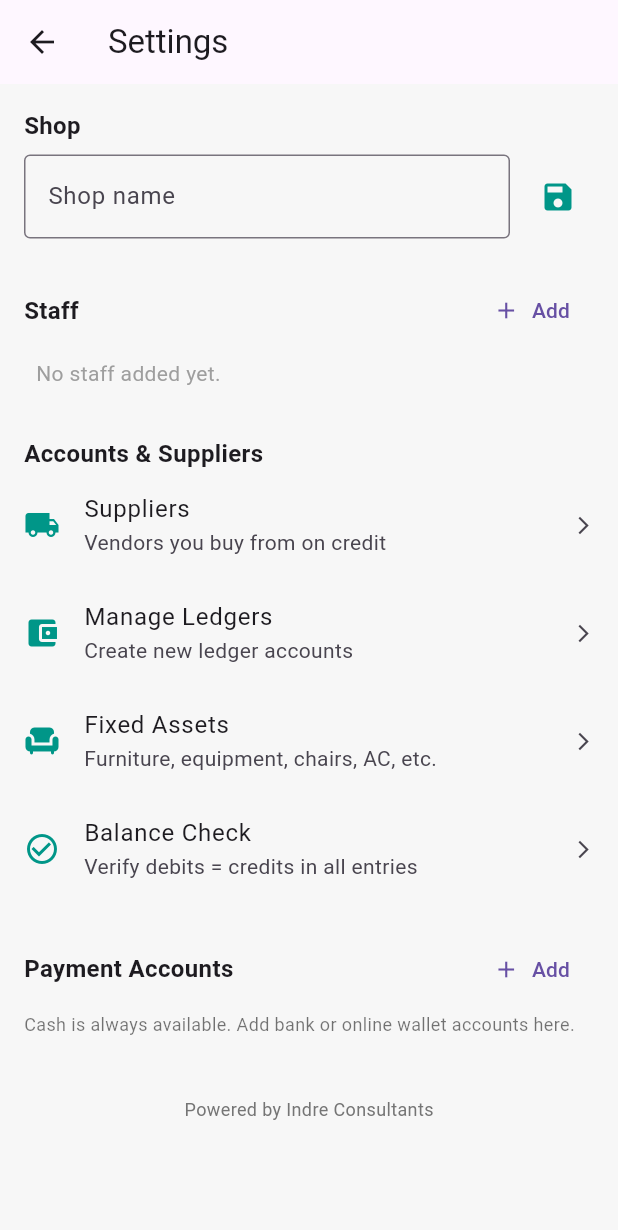
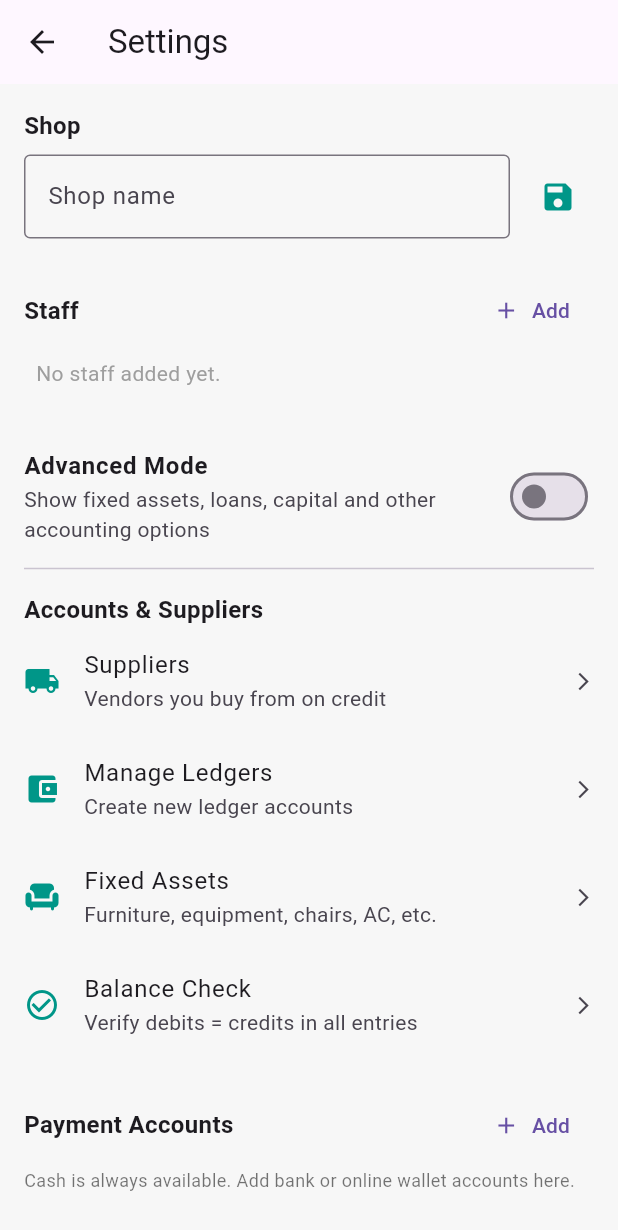
Before and after one commit to ireconsultants/shopbook, a Flutter app: the MainShell screen opened directly, after a tap on the "settings" icon, on a phone screen of 412 x 824 dp. Shown: the top 1230 px of the screen. Run offline on Flutter 3.47's test engine with Material 3 defaults, Android fonts, the phone set to English and light mode, and no system bars; our stand-ins replace share_plus, sqflite_common_ffi; accounts and stored records are empty.

Commit message:
Advanced Mode toggle

```diff
--- a/lib/main.dart
+++ b/lib/main.dart
@@ -2341,6 +2341,7 @@ class _SettingsScreenState extends State<SettingsScreen> {
   List<Map<String, dynamic>> _employees = [];
   List<Map<String, dynamic>> _payAccounts = [];
   bool _loading = true;
+  bool _advancedMode = false;
 
   @override
   void initState() {
@@ -2350,6 +2351,8 @@ class _SettingsScreenState extends State<SettingsScreen> {
 
   Future<void> _load() async {
     final name = await _db.getSetting('shop_name') ?? '';
+    final advStr = await _db.getSetting('advanced_mode');
+    final adv = advStr == '1';
     final emps = await _db.getActiveEmployees();
     final all = await _db.getAllAccounts();
     final pay = all
@@ -2363,8 +2366,15 @@ class _SettingsScreenState extends State<SettingsScreen> {
       _shopCtrl.text = name;
       _employees = emps;
       _payAccounts = pay;
+      _advancedMode = adv;
       _loading = false;
     });
+  }
+
+  Future<void> _toggleAdvancedMode(bool v) async {
+    await _db.setSetting('advanced_mode', v ? '1' : '0');
+    if (!mounted) return;
+    setState(() => _advancedMode = v);
   }
 
   Future<void> _saveShopName() async {
@@ -2610,6 +2620,17 @@ class _SettingsScreenState extends State<SettingsScreen> {
                   ),
                 )),
           const SizedBox(height: 24),
+          SwitchListTile(
+            contentPadding: EdgeInsets.zero,
+            title: const Text('Advanced Mode',
+                style: TextStyle(fontWeight: FontWeight.bold)),
+            subtitle: const Text(
+                'Show fixed assets, loans, capital and other accounting options'),
+            value: _advancedMode,
+            onChanged: _toggleAdvancedMode,
+          ),
+          const Divider(),
+          const SizedBox(height: 8),
           Row(
             children: [
               const Text('Accounts & Suppliers',
--- a/lib/spend_form.dart
+++ b/lib/spend_form.dart
@@ -45,6 +45,7 @@ class _SpendFormPageState extends State<SpendFormPage> {
   List<Map<String, dynamic>> _equityAccs = [];
 
   bool _loading = true;
+  bool _advancedMode = false;
 
   @override
   void initState() {
@@ -54,6 +55,8 @@ class _SpendFormPageState extends State<SpendFormPage> {
 
   Future<void> _load() async {
     final db = DatabaseHelper();
+    final advStr = await db.getSetting('advanced_mode');
+    final adv = advStr == '1';
     final all = await db.getAllAccounts();
     final sup = await db.getActiveSuppliers();
 
@@ -107,6 +110,7 @@ class _SpendFormPageState extends State<SpendFormPage> {
       if (exp.isNotEmpty) _expenseAccId = exp.first['id'] as String;
       if (cash.isNotEmpty) _paymentAccId = cash.first['id'] as String;
       if (sup.isNotEmpty) _supplierId = sup.first['id'] as String;
+      _advancedMode = adv;
       _loading = false;
     });
   }
@@ -298,10 +302,11 @@ class _SpendFormPageState extends State<SpendFormPage> {
               decoration: const InputDecoration(
                   labelText: 'What is this?',
                   border: OutlineInputBorder()),
-              items: const [
-                DropdownMenuItem(value: 'expense',
+              items: [
+                const DropdownMenuItem(value: 'expense',
                     child: Text('Expense (bills, rent, salary, etc.)')),
-                DropdownMenuItem(value: 'asset',
+                if (_advancedMode)
+                  const DropdownMenuItem(value: 'asset',
                       child: Text('Fixed Asset (furniture, machine, etc.)')),
               ],
               onChanged: (v) => setState(() => _kind = v!),
@@ -399,6 +404,7 @@ class _SpendFormPageState extends State<SpendFormPage> {
                 const DropdownMenuItem(
                     value: 'supplier',
                     child: Text('On credit from Supplier')),
+                if (_advancedMode) ...[
                   const DropdownMenuItem(
                       value: 'loan_short',
                       child: Text('Loan - Current (under 1 year)')),
@@ -408,6 +414,7 @@ class _SpendFormPageState extends State<SpendFormPage> {
                   const DropdownMenuItem(
                       value: 'capital',
                       child: Text("From Owner's Capital")),
+                ],
               ],
               onChanged: (v) => setState(() {
                 _paymentMode = v ?? 'cash';
```
Lines whose indentation alone changed are shown as unchanged.
